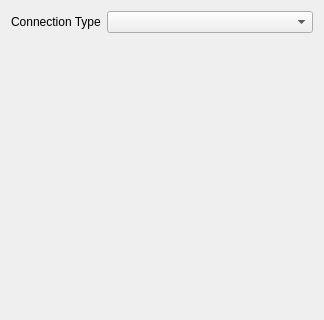
Old version of the form src/plugins/OpenSpeedShop/ConnectionManager/ConnectionWidget.ui in the repository OpenSpeedShop/gui; both pictures show x 0 to 324 and y 0 to 320 of the 324 by 482 pixel window.
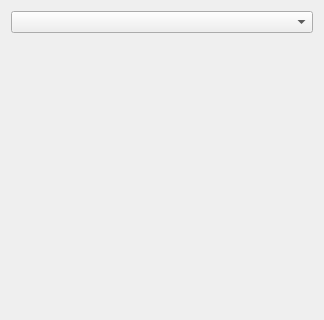
New version of the form.

```diff
--- a/src/plugins/OpenSpeedShop/ConnectionManager/ConnectionWidget.ui
+++ b/src/plugins/OpenSpeedShop/ConnectionManager/ConnectionWidget.ui
@@ -16,13 +16,6 @@
   <layout class="QVBoxLayout" name="verticalLayout">
    <item>
     <layout class="QHBoxLayout" name="horizontalLayout">
-     <item>
-      <widget class="QLabel" name="lblConnectionType">
-       <property name="text">
-        <string>Connection Type</string>
-       </property>
-      </widget>
-     </item>
      <item>
       <widget class="QComboBox" name="cmbConnectionType">
        <property name="sizePolicy">
```
